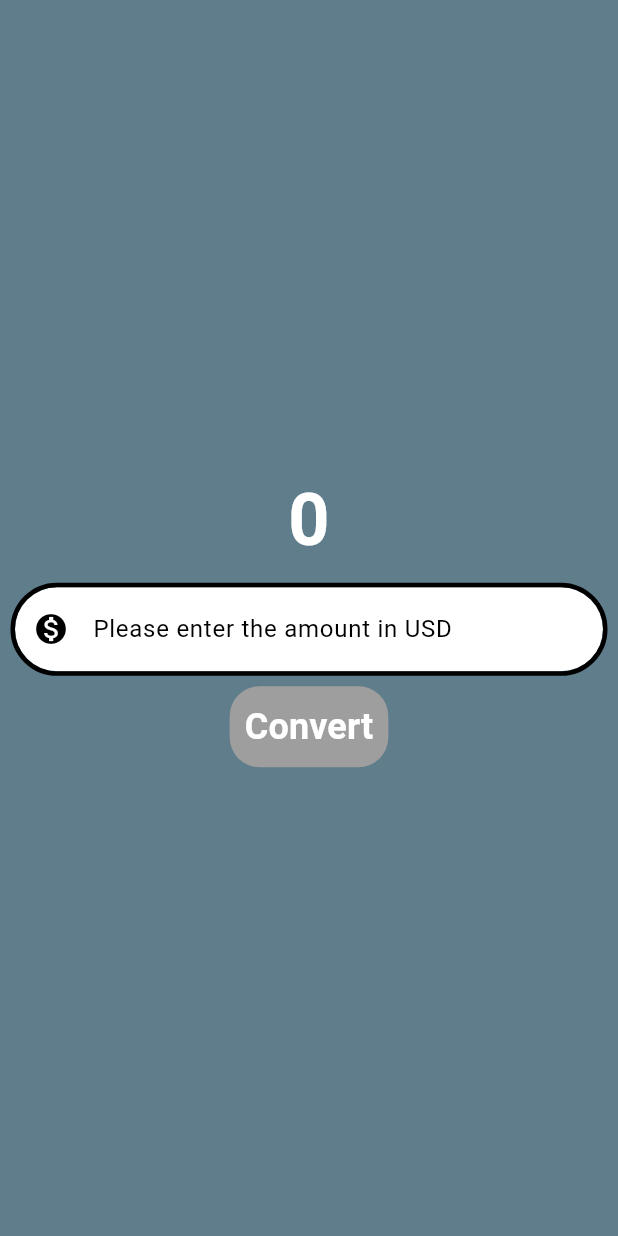
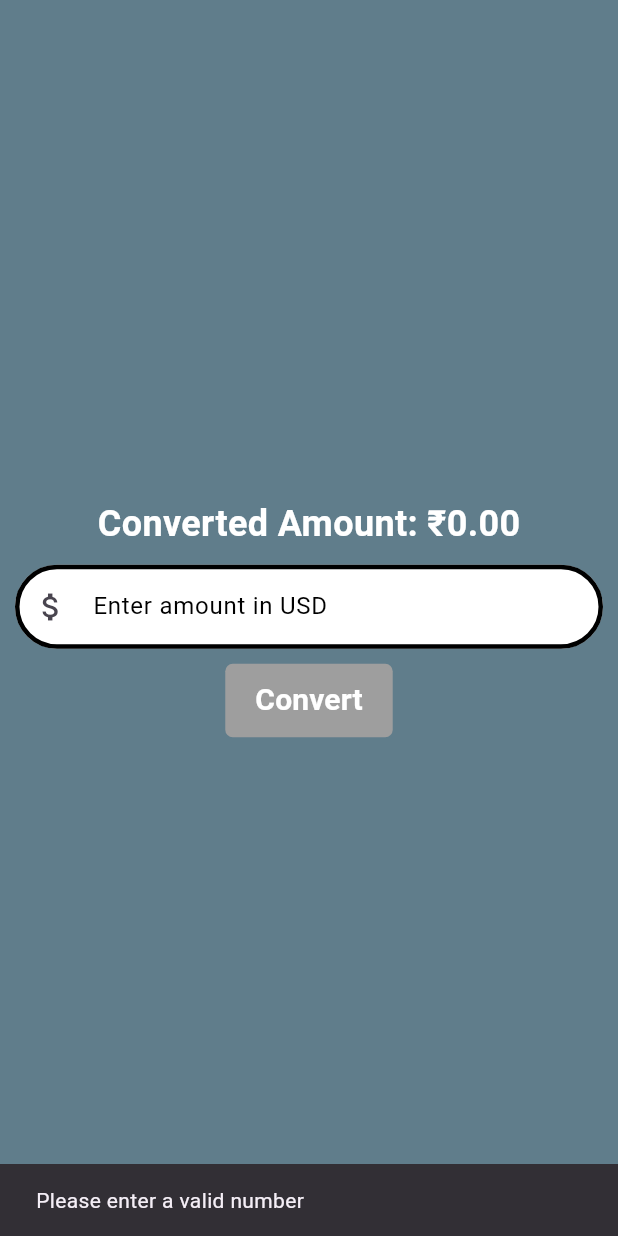
Before and after one commit to paranietharan/learn_flutter_basics, a Flutter app: the screen it shows after launch, after a tap on "Convert", on a phone screen of 412 x 824 dp. Run offline on Flutter 3.47's test engine with Material 3 defaults, Android fonts, the light colour scheme and no system bars.

Commit message:
currency converter finished

```diff
--- a/currency_converter/lib/currency_converter_material_page.dart
+++ b/currency_converter/lib/currency_converter_material_page.dart
@@ -1,7 +1,33 @@
 import 'package:flutter/material.dart';
 
-class CurrencyConverterMaterialPage extends StatelessWidget {
+class CurrencyConverterMaterialPage extends StatefulWidget {
   const CurrencyConverterMaterialPage({super.key});
+
+  @override
+  State<CurrencyConverterMaterialPage> createState() =>
+      _CurrencyConverterMaterialPageState();
+}
+
+class _CurrencyConverterMaterialPageState
+    extends State<CurrencyConverterMaterialPage> {
+  final TextEditingController _controller = TextEditingController();
+  double _convertedAmount = 0;
+
+  void _convertCurrency() {
+    final inputAmount = double.tryParse(_controller.text);
+    if (inputAmount != null) {
+      setState(() {
+        _convertedAmount = inputAmount * 100; // Conversion rate: 1 USD = 100 INR
+      });
+    } else {
+      setState(() {
+        _convertedAmount = 0; // Reset if input is invalid
+      });
+      ScaffoldMessenger.of(context).showSnackBar(
+        const SnackBar(content: Text('Please enter a valid number')),
+      );
+    }
+  }
 
   @override
   Widget build(BuildContext context) {
@@ -9,11 +35,8 @@ class CurrencyConverterMaterialPage extends StatelessWidget {
       borderSide: const BorderSide(
         color: Colors.black,
         width: 3.0,
-        style: BorderStyle.solid,
-        strokeAlign: BorderSide.strokeAlignOutside,
       ),
       borderRadius: BorderRadius.circular(60.0),
-      gapPadding: 10.0,
     );
 
     return Scaffold(
@@ -22,76 +45,49 @@ class CurrencyConverterMaterialPage extends StatelessWidget {
         child: Column(
           mainAxisAlignment: MainAxisAlignment.center,
           children: [
-              const Text(
-                '0',
-                style: TextStyle(
-                  fontSize: 48,
+            Text(
+              'Converted Amount: ₹${_convertedAmount.toStringAsFixed(2)}',
+              style: const TextStyle(
+                fontSize: 24,
                 fontWeight: FontWeight.bold,
-                  // color: Color.fromRGBO(255, 0, 0, 1.0),
                 color: Colors.white,
               ),
             ),
             Container(
               padding: const EdgeInsets.all(10.0),
               child: TextField(
+                controller: _controller,
                 decoration: InputDecoration(
-                    // labelText: 'Enter amount',
-                    // labelStyle: TextStyle(
-                    //   color: Colors.black,
-                    // ),
-                    // helperText: 'Enter amount',
-                    hintText: "Please enter the amount in USD",
+                  hintText: "Enter amount in USD",
                   hintStyle: const TextStyle(
                     color: Colors.black,
                   ),
-                    prefixIcon: const Icon(Icons.monetization_on),
-                    prefixIconColor: Colors.black,
+                  prefixIcon: const Icon(Icons.attach_money),
                   filled: true,
                   fillColor: Colors.white,
-                    // focusedBorder: OutlineInputBorder(
-                    //   borderSide: const BorderSide(
-                    //     color: Colors.black,
-                    //     width: 3.0,
-                    //     style: BorderStyle.solid,
-                    //     strokeAlign: BorderSide.strokeAlignOutside,
-                    //   ),
-                    //   borderRadius: BorderRadius.circular(60.0),
-                    //   gapPadding: 10.0,
-                    // ),
-                    // enabledBorder: OutlineInputBorder(
-                    //   borderSide: const BorderSide(
-                    //     color: Colors.black,
-                    //     width: 3.0,
-                    //     style: BorderStyle.solid,
-                    //     strokeAlign: BorderSide.strokeAlignOutside,
-                    //   ),
-                    //   borderRadius: BorderRadius.circular(60.0),
-                    //   gapPadding: 10.0,
-                    // ),
                   focusedBorder: border,
                   enabledBorder: border,
                 ),
-                  keyboardType:
-                      const TextInputType.numberWithOptions(decimal: true),
+                keyboardType: const TextInputType.numberWithOptions(decimal: true),
               ),
             ),
             TextButton(
-                onPressed: () {
-                  print('Convert button pressed');
-                },
+              onPressed: _convertCurrency,
               style: ButtonStyle(
                 backgroundColor: WidgetStateProperty.all(Colors.grey),
-                  padding: WidgetStateProperty.all(const EdgeInsets.all(10.0)),
+                padding: WidgetStateProperty.all(
+                  const EdgeInsets.symmetric(horizontal: 20.0, vertical: 10.0),
+                ),
                 shape: WidgetStateProperty.all(
                   RoundedRectangleBorder(
-                      borderRadius: BorderRadius.circular(20.0),
+                    borderRadius: BorderRadius.circular(5.0),
                   ),
                 ),
               ),
               child: const Text(
                 'Convert',
                 style: TextStyle(
-                    fontSize: 24,
+                  fontSize: 20,
                   fontWeight: FontWeight.bold,
                   color: Colors.white,
                 ),
@@ -99,6 +95,7 @@ class CurrencyConverterMaterialPage extends StatelessWidget {
             ),
           ],
         ),
-        ));
+      ),
+    );
   }
 }
```
Lines whose indentation alone changed are shown as unchanged.
